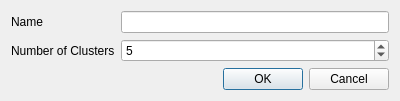
Old version of the form kmeansdialog.ui in the repository VespucciProject/Vespucci.
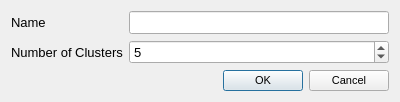
New version of the form.

Commit message: UI enhancements (larger dialogs with larger font (10 pt instead of 8 pt), plot preview interactions (mouse wheel zoom, drag), simplification of forms). Implementation of composite datasets through MetaDataset and MetaDatasetDialog.

What changed in the file:
```diff
--- a/kmeansdialog.ui
+++ b/kmeansdialog.ui
@@ -10,6 +10,11 @@
     <height>93</height>
    </rect>
   </property>
+  <property name="font">
+   <font>
+    <pointsize>10</pointsize>
+   </font>
+  </property>
   <property name="windowTitle">
    <string>Dialog</string>
   </property>
@@ -46,6 +51,11 @@
    </item>
    <item row="2" column="1">
     <widget class="QDialogButtonBox" name="buttonBox">
+     <property name="font">
+      <font>
+       <pointsize>8</pointsize>
+      </font>
+     </property>
      <property name="orientation">
       <enum>Qt::Horizontal</enum>
      </property>
```
Left out of the diff: 2 changed lines with no effect on the pictures. The commit also changes 36 other files.
